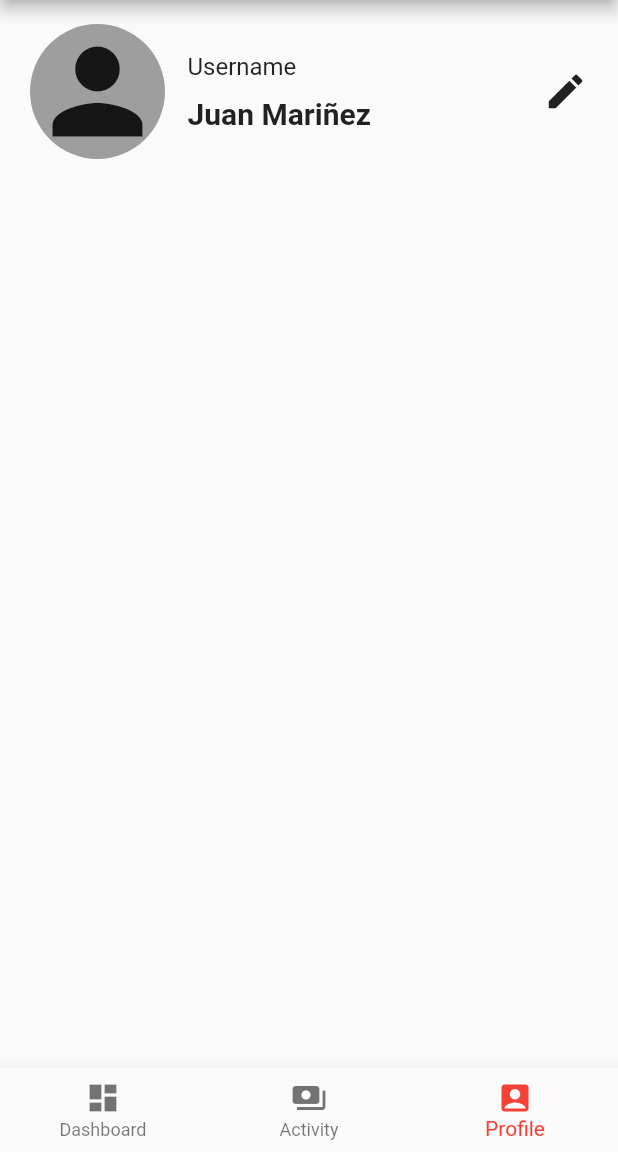
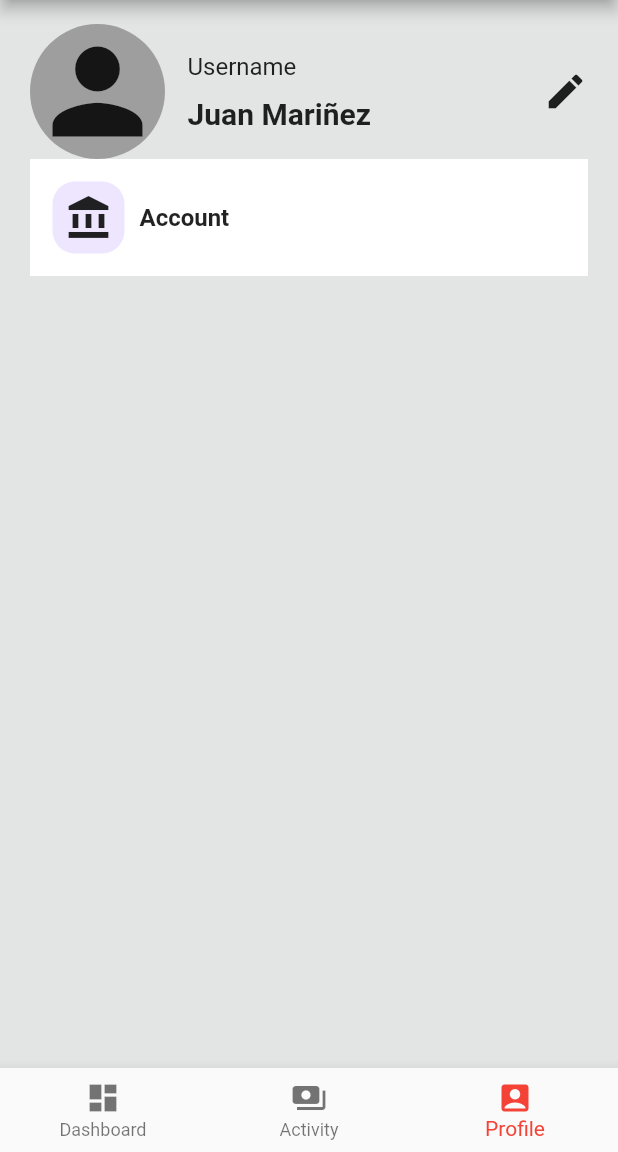
Before and after one commit to JMarinez/gatao, a Flutter app: the screen it shows after launch, item 3 of the bottom bar chosen, on a phone screen of 412 x 824 dp, the part 84-1236 px from its top. Run offline on Flutter 3.47's test engine with Material 2 defaults, Android fonts, the light colour scheme and no system bars.

Commit message:
[ADD] New profile header and profile body WIP

```diff
--- /dev/null
+++ b/lib/src/components/profile/profile_header.dart
@@ -0,0 +1,49 @@
+import 'package:flutter/material.dart';
+
+class ProfileHeader extends StatelessWidget {
+  const ProfileHeader({
+    Key? key,
+  }) : super(key: key);
+
+  @override
+  Widget build(BuildContext context) {
+    return Row(
+      mainAxisAlignment: MainAxisAlignment.spaceBetween,
+      children: [
+        Row(
+          children: [
+            Container(
+              decoration: BoxDecoration(
+                  color: Colors.grey, borderRadius: BorderRadius.circular(100)),
+              child: const Icon(
+                Icons.person,
+                size: 90.0,
+              ),
+            ),
+            const SizedBox(
+              width: 15.0,
+            ),
+            Column(
+              crossAxisAlignment: CrossAxisAlignment.start,
+              children: const [
+                Text(
+                  'Username',
+                  style: TextStyle(fontSize: 16),
+                ),
+                SizedBox(height: 10.0),
+                Text(
+                  'Juan Mariñez',
+                  style: TextStyle(fontSize: 20, fontWeight: FontWeight.bold),
+                ),
+              ],
+            ),
+          ],
+        ),
+        const Icon(
+          Icons.edit,
+          size: 30.0,
+        ),
+      ],
+    );
+  }
+}
--- a/lib/src/screens/profile_screen.dart
+++ b/lib/src/screens/profile_screen.dart
@@ -1,53 +1,47 @@
 import 'package:flutter/material.dart';
+
+import '../components/profile/profile_header.dart';
 
 class ProfileScreen extends StatelessWidget {
   const ProfileScreen({Key? key}) : super(key: key);
 
   @override
   Widget build(BuildContext context) {
-    return Padding(
+    return Container(
       padding: const EdgeInsets.symmetric(horizontal: 20.0, vertical: 16.0),
+      color: const Color(0xffE3E5E5),
       child: Column(
         children: [
-          Row(
-            mainAxisAlignment: MainAxisAlignment.spaceBetween,
-            children: [
-              Row(
+          const ProfileHeader(),
+          Container(
+            color: Colors.white,
+            child: Column(children: [
+              Padding(
+                padding: const EdgeInsets.all(15.0),
+                child: Row(
                   children: [
                     Container(
+                      padding: const EdgeInsets.all(8.0),
+                      child: const Icon(
+                        Icons.account_balance,
+                        size: 32.0,
+                      ),
                       decoration: BoxDecoration(
-                        color: Colors.grey,
-                        borderRadius: BorderRadius.circular(100)),
-                    child: const Icon(
-                      Icons.person,
-                      size: 90.0,
-                    ),
+                          color: const Color(0xffEEE5FF),
+                          borderRadius: BorderRadius.circular(15.0)),
                     ),
                     const SizedBox(
-                    width: 15.0,
+                      width: 10.0,
                     ),
-                  Column(
-                    crossAxisAlignment: CrossAxisAlignment.start,
-                    children: const [
                     Text(
-                        'Username',
-                        style: TextStyle(fontSize: 16),
-                      ),
-                      SizedBox(height: 10.0),
-                      Text(
-                        'Juan Mariñez',
+                      'Account',
                       style: TextStyle(
-                            fontSize: 20, fontWeight: FontWeight.bold),
+                          fontSize: 16.0, fontWeight: FontWeight.bold),
                     ),
                   ],
                 ),
-                ],
-              ),
-              const Icon(
-                Icons.edit,
-                size: 30.0,
-              ),
-            ],
+              )
+            ]),
           ),
         ],
       ),
```
Lines whose indentation alone changed are shown as unchanged.
